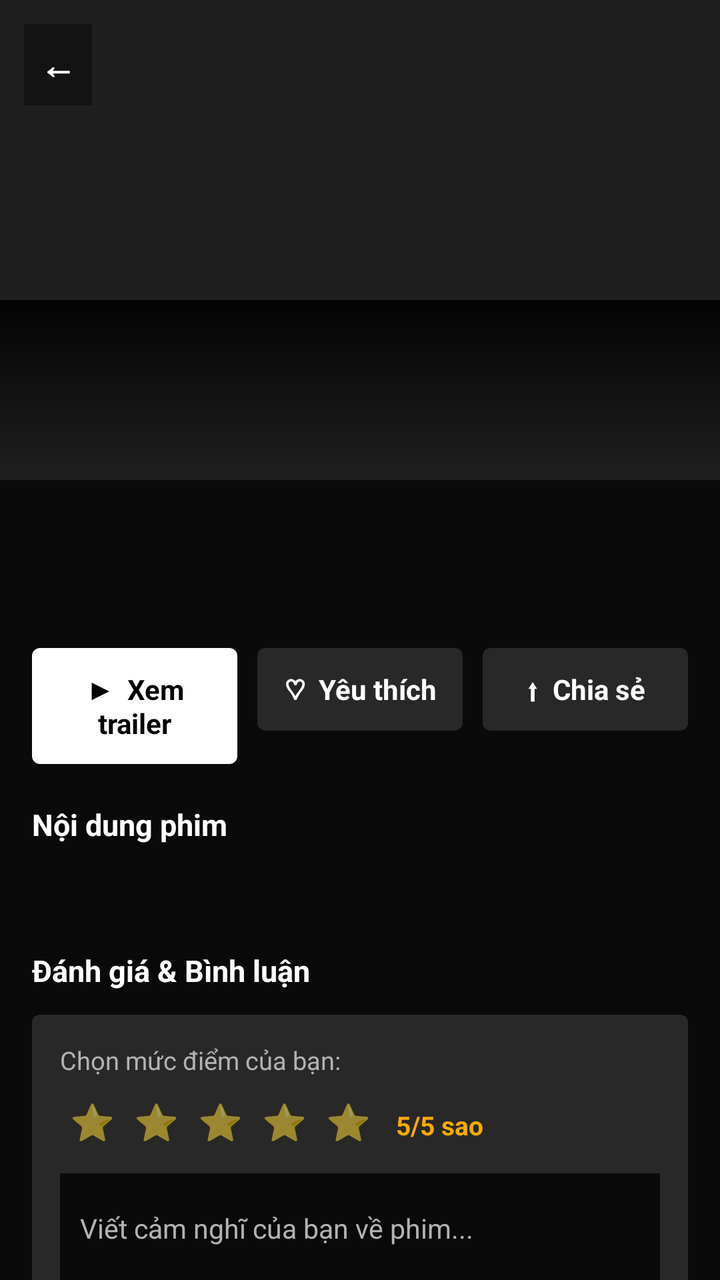
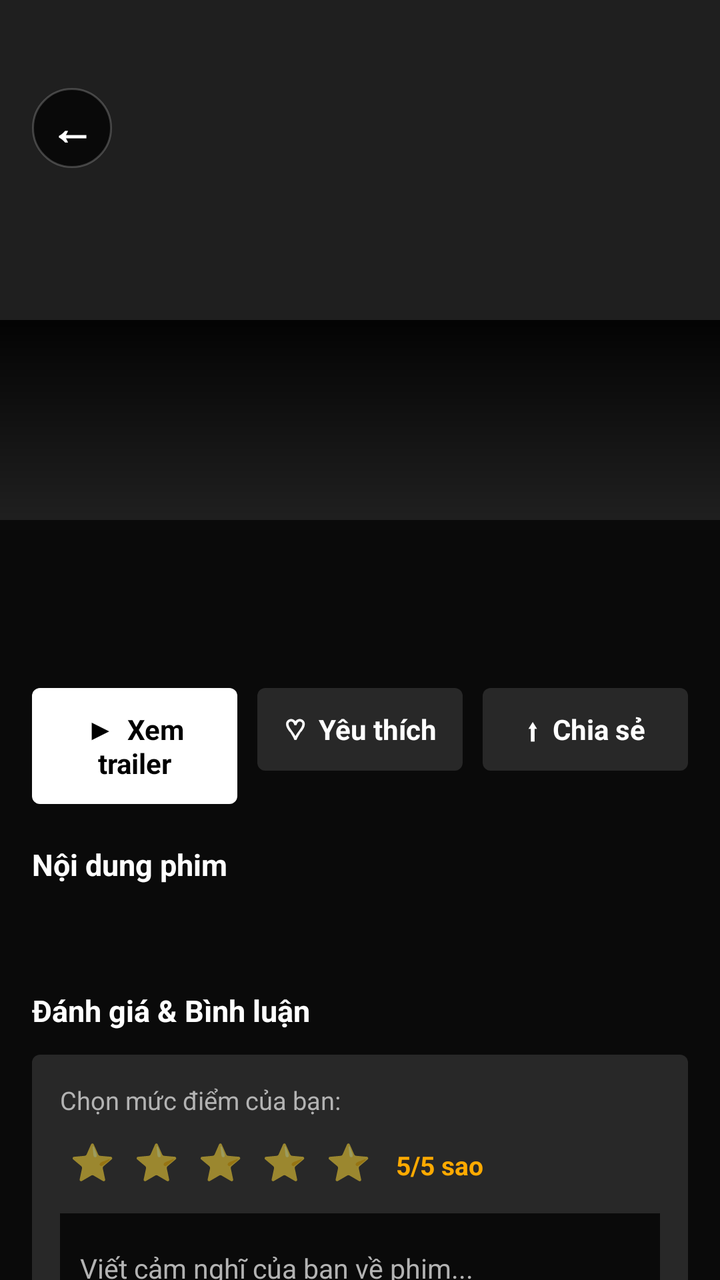

Two renders of the same Android screen: before a commit and after it. Below are the layout's source before the change and the commit's diff.
<!-- AndroidManifest.xml: application theme Theme.Uneti -->
<!-- res/layout/activity_detail.xml -->
<?xml version="1.0" encoding="utf-8"?>
<FrameLayout xmlns:android="http://schemas.android.com/apk/res/android"
    android:layout_width="match_parent"
    android:layout_height="match_parent"
    android:background="@color/bgRoot">

    <androidx.core.widget.NestedScrollView
        android:layout_width="match_parent"
        android:layout_height="match_parent">

        <LinearLayout
            android:layout_width="match_parent"
            android:layout_height="wrap_content"
            android:orientation="vertical"
            android:paddingBottom="28dp">

            <FrameLayout
                android:layout_width="match_parent"
                android:layout_height="240dp">

                <ImageView
                    android:id="@+id/imgBackdrop"
                    android:layout_width="match_parent"
                    android:layout_height="match_parent"
                    android:background="@color/bgCard"
                    android:scaleType="centerCrop" />

                <View
                    android:layout_width="match_parent"
                    android:layout_height="90dp"
                    android:layout_gravity="bottom"
                    android:background="@drawable/gradient_hero_scrim" />

                <TextView
                    android:id="@+id/btnBack"
                    android:layout_width="wrap_content"
                    android:layout_height="wrap_content"
                    android:layout_margin="12dp"
                    android:background="#66000000"
                    android:padding="8dp"
                    android:text="←"
                    android:textColor="@color/textPrimary"
                    android:textSize="18sp"
                    android:textStyle="bold" />
            </FrameLayout>

            <LinearLayout
                android:layout_width="match_parent"
                android:layout_height="wrap_content"
                android:orientation="vertical"
                android:padding="16dp">

                <TextView
                    android:id="@+id/tvTitle"
                    android:layout_width="match_parent"
                    android:layout_height="wrap_content"
                    android:textColor="@color/textPrimary"
                    android:textSize="21sp"
                    android:textStyle="bold" />

                <TextView
                    android:id="@+id/tvMeta"
                    android:layout_width="match_parent"
                    android:layout_height="wrap_content"
                    android:layout_marginTop="6dp"
                    android:textColor="@color/textMuted"
                    android:textSize="13sp" />

                <LinearLayout
                    android:layout_width="match_parent"
                    android:layout_height="wrap_content"
                    android:layout_marginTop="16dp"
                    android:orientation="horizontal">

                    <TextView
                        android:id="@+id/btnPlayTrailer"
                        android:layout_width="0dp"
                        android:layout_height="wrap_content"
                        android:layout_weight="1"
                        android:background="@drawable/bg_btn_play"
                        android:gravity="center"
                        android:padding="11dp"
                        android:text="▶  Xem trailer"
                        android:textColor="#000000"
                        android:textStyle="bold" />

                    <TextView
                        android:id="@+id/btnFavorite"
                        android:layout_width="0dp"
                        android:layout_height="wrap_content"
                        android:layout_marginStart="10dp"
                        android:layout_weight="1"
                        android:background="@drawable/bg_btn_info"
                        android:gravity="center"
                        android:padding="11dp"
                        android:text="♡  Yêu thích"
                        android:textColor="@color/textPrimary"
                        android:textStyle="bold" />

                    <TextView
                        android:id="@+id/btnShare"
                        android:layout_width="0dp"
                        android:layout_height="wrap_content"
                        android:layout_marginStart="10dp"
                        android:layout_weight="1"
                        android:background="@drawable/bg_btn_info"
                        android:gravity="center"
                        android:padding="11dp"
                        android:text="⬆  Chia sẻ"
                        android:textColor="@color/textPrimary"
                        android:textStyle="bold" />
                </LinearLayout>

                <TextView
                    android:layout_width="match_parent"
                    android:layout_height="wrap_content"
                    android:layout_marginTop="20dp"
                    android:text="Nội dung phim"
                    android:textColor="@color/textPrimary"
                    android:textSize="15sp"
                    android:textStyle="bold" />

                <TextView
                    android:id="@+id/tvOverview"
                    android:layout_width="match_parent"
                    android:layout_height="wrap_content"
                    android:layout_marginTop="8dp"
                    android:lineSpacingExtra="3dp"
                    android:textColor="@color/textMuted"
                    android:textSize="13.5sp" />

                <LinearLayout
                    android:id="@+id/layoutCast"
                    android:layout_width="match_parent"
                    android:layout_height="wrap_content"
                    android:layout_marginTop="22dp"
                    android:orientation="vertical"
                    android:visibility="gone">

                    <TextView
                        android:layout_width="match_parent"
                        android:layout_height="wrap_content"
                        android:text="Diễn viên"
                        android:textColor="@color/textPrimary"
                        android:textSize="15sp"
                        android:textStyle="bold" />

                    <androidx.recyclerview.widget.RecyclerView
                        android:id="@+id/rvCast"
                        android:layout_width="match_parent"
                        android:layout_height="wrap_content"
                        android:layout_marginTop="12dp"
                        android:clipToPadding="false"
                        android:nestedScrollingEnabled="false"
                        android:paddingBottom="4dp" />
                </LinearLayout>

                <LinearLayout
                    android:layout_width="match_parent"
                    android:layout_height="wrap_content"
                    android:layout_marginTop="26dp"
                    android:orientation="vertical">

                    <TextView
                        android:layout_width="match_parent"
                        android:layout_height="wrap_content"
                        android:text="Đánh giá &amp; Bình luận"
                        android:textColor="@color/textPrimary"
                        android:textSize="15sp"
                        android:textStyle="bold" />

                    <LinearLayout
                        android:layout_width="match_parent"
                        android:layout_height="wrap_content"
                        android:layout_marginTop="12dp"
                        android:background="@drawable/bg_btn_info"
                        android:orientation="vertical"
                        android:padding="14dp">

                        <TextView
                            android:layout_width="wrap_content"
                            android:layout_height="wrap_content"
                            android:text="Chọn mức điểm của bạn:"
                            android:textColor="@color/textMuted"
                            android:textSize="12.5sp" />

                        <LinearLayout
                            android:id="@+id/layoutStarRating"
                            android:layout_width="wrap_content"
                            android:layout_height="wrap_content"
                            android:layout_marginTop="6dp"
                            android:orientation="horizontal">

                            <TextView
                                android:id="@+id/star1"
                                android:layout_width="32dp"
                                android:layout_height="32dp"
                                android:gravity="center"
                                android:text="⭐"
                                android:textSize="18sp" />

                            <TextView
                                android:id="@+id/star2"
                                android:layout_width="32dp"
                                android:layout_height="32dp"
                                android:gravity="center"
                                android:text="⭐"
                                android:textSize="18sp" />

                            <TextView
                                android:id="@+id/star3"
                                android:layout_width="32dp"
                                android:layout_height="32dp"
                                android:gravity="center"
                                android:text="⭐"
                                android:textSize="18sp" />

                            <TextView
                                android:id="@+id/star4"
                                android:layout_width="32dp"
                                android:layout_height="32dp"
                                android:gravity="center"
                                android:text="⭐"
                                android:textSize="18sp" />

                            <TextView
                                android:id="@+id/star5"
                                android:layout_width="32dp"
                                android:layout_height="32dp"
                                android:gravity="center"
                                android:text="⭐"
                                android:textSize="18sp" />

                            <TextView
                                android:id="@+id/tvSelectedRating"
                                android:layout_width="wrap_content"
                                android:layout_height="wrap_content"
                                android:layout_marginStart="8dp"
                                android:text="5/5 sao"
                                android:textColor="#FFAA00"
                                android:textSize="13sp"
                                android:textStyle="bold" />
                        </LinearLayout>

                        <EditText
                            android:id="@+id/etComment"
                            android:layout_width="match_parent"
                            android:layout_height="wrap_content"
                            android:layout_marginTop="10dp"
                            android:background="@color/bgRoot"
                            android:hint="Viết cảm nghĩ của bạn về phim..."
                            android:minLines="2"
                            android:padding="10dp"
                            android:textColor="@color/textPrimary"
                            android:textColorHint="@color/textMuted"
                            android:textSize="13.5sp" />

                        <TextView
                            android:id="@+id/btnSubmitReview"
                            android:layout_width="wrap_content"
                            android:layout_height="wrap_content"
                            android:layout_gravity="end"
                            android:layout_marginTop="10dp"
                            android:background="@drawable/bg_btn_play"
                            android:paddingHorizontal="18dp"
                            android:paddingVertical="8dp"
                            android:text="Gửi đánh giá"
                            android:textColor="#000000"
                            android:textSize="13sp"
                            android:textStyle="bold" />
                    </LinearLayout>

                    <androidx.recyclerview.widget.RecyclerView
                        android:id="@+id/rvReviews"
                        android:layout_width="match_parent"
                        android:layout_height="wrap_content"
                        android:layout_marginTop="14dp"
                        android:nestedScrollingEnabled="false" />

                    <TextView
                        android:id="@+id/tvEmptyReviews"
                        android:layout_width="wrap_content"
                        android:layout_height="wrap_content"
                        android:layout_gravity="center"
                        android:layout_marginTop="14dp"
                        android:text="Chưa có bình luận nào. Hãy là người đầu tiên đánh giá!"
                        android:textColor="@color/textMuted"
                        android:textSize="13sp"
                        android:visibility="gone" />

                </LinearLayout>

            </LinearLayout>
        </LinearLayout>
    </androidx.core.widget.NestedScrollView>

    <ProgressBar
        android:id="@+id/progressBar"
        android:layout_width="wrap_content"
        android:layout_height="wrap_content"
        android:layout_gravity="center" />

</FrameLayout>
<!-- resources referenced by this layout -->
<resources>
  <color name="bgCard">#1F1F1F</color>
  <color name="bgRoot">#0A0A0A</color>
  <color name="textMuted">#B3B3B3</color>
  <color name="textPrimary">#FFFFFF</color>
  <!-- drawable bg_btn_info (drawable) -->
  <?xml version="1.0" encoding="utf-8"?>
  <shape xmlns:android="http://schemas.android.com/apk/res/android">
      <solid android:color="#4D6D6D6E" />
      <corners android:radius="4dp" />
  </shape>
  <!-- drawable bg_btn_play (drawable) -->
  <?xml version="1.0" encoding="utf-8"?>
  <shape xmlns:android="http://schemas.android.com/apk/res/android">
      <solid android:color="#FFFFFF" />
      <corners android:radius="4dp" />
  </shape>
  <!-- drawable gradient_hero_scrim (drawable) -->
  <?xml version="1.0" encoding="utf-8"?>
  <shape xmlns:android="http://schemas.android.com/apk/res/android">
      <gradient
          android:angle="90"
          android:endColor="#E6000000"
          android:startColor="#00000000"
          android:type="linear" />
  </shape>
  <style name="Theme.Uneti" parent="Theme.MaterialComponents.DayNight.NoActionBar">
          <item name="colorPrimary">@color/colorPrimary</item>
          <item name="colorPrimaryDark">@color/colorPrimaryDark</item>
          <item name="colorAccent">@color/colorAccent</item>
          <item name="android:windowBackground">@color/bgRoot</item>
          <item name="android:statusBarColor">@color/colorPrimaryDark</item>
      </style>
  <color name="colorPrimary">#141414</color>
  <color name="colorPrimaryDark">#000000</color>
  <color name="colorAccent">#E50914</color>
</resources>

<!-- the commit's change to res/layout/activity_detail.xml (unified diff, before → after) -->
@@ -16,7 +16,7 @@
 
             <FrameLayout
                 android:layout_width="match_parent"
-                android:layout_height="240dp">
+                android:layout_height="260dp">
 
                 <ImageView
                     android:id="@+id/imgBackdrop"
@@ -27,21 +27,9 @@
 
                 <View
                     android:layout_width="match_parent"
-                    android:layout_height="90dp"
+                    android:layout_height="100dp"
                     android:layout_gravity="bottom"
                     android:background="@drawable/gradient_hero_scrim" />
-
-                <TextView
-                    android:id="@+id/btnBack"
-                    android:layout_width="wrap_content"
-                    android:layout_height="wrap_content"
-                    android:layout_margin="12dp"
-                    android:background="#66000000"
-                    android:padding="8dp"
-                    android:text="←"
-                    android:textColor="@color/textPrimary"
-                    android:textSize="18sp"
-                    android:textStyle="bold" />
             </FrameLayout>
 
             <LinearLayout
@@ -294,6 +282,24 @@
         </LinearLayout>
     </androidx.core.widget.NestedScrollView>
 
+    <TextView
+        android:id="@+id/btnBack"
+        android:layout_width="40dp"
+        android:layout_height="40dp"
+        android:layout_gravity="top|start"
+        android:layout_marginStart="16dp"
+        android:layout_marginTop="44dp"
+        android:background="@drawable/bg_btn_back"
+        android:clickable="true"
+        android:elevation="8dp"
+        android:focusable="true"
+        android:foreground="?attr/selectableItemBackgroundBorderless"
+        android:gravity="center"
+        android:text="←"
+        android:textColor="@color/white"
+        android:textSize="22sp"
+        android:textStyle="bold" />
+
     <ProgressBar
         android:id="@+id/progressBar"
         android:layout_width="wrap_content"
<!-- resource entries referenced after the edit -->
@@ -4,6 +4,16 @@
   <color name="bgRoot">#0A0A0A</color>
   <color name="textMuted">#B3B3B3</color>
   <color name="textPrimary">#FFFFFF</color>
+  <color name="white">#FFFFFF</color>
+  <!-- drawable bg_btn_back (drawable) -->
+  <?xml version="1.0" encoding="utf-8"?>
+  <shape xmlns:android="http://schemas.android.com/apk/res/android"
+      android:shape="oval">
+      <solid android:color="#B3000000" />
+      <stroke
+          android:width="1dp"
+          android:color="#33FFFFFF" />
+  </shape>
   <!-- drawable bg_btn_info (drawable) -->
   <?xml version="1.0" encoding="utf-8"?>
   <shape xmlns:android="http://schemas.android.com/apk/res/android">
